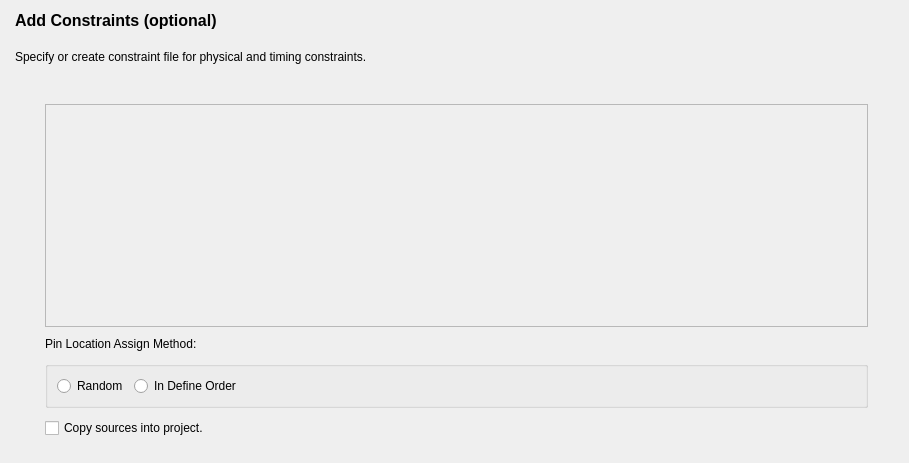
Old version of the form src/NewProject/add_constraints_form.ui in the repository os-fpga/FOEDAG.
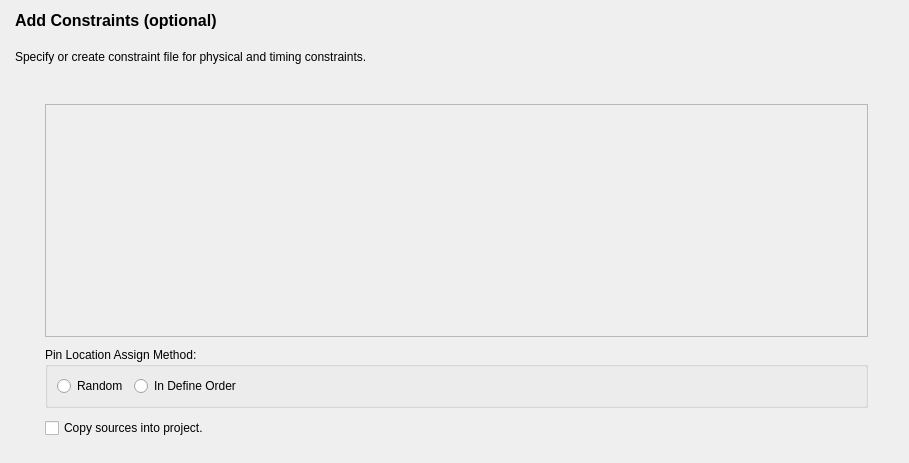
New version of the form.

What changed in the file:
```diff
--- a/src/NewProject/add_constraints_form.ui
+++ b/src/NewProject/add_constraints_form.ui
@@ -62,7 +62,7 @@
       <number>30</number>
      </property>
      <item>
-      <layout class="QVBoxLayout" name="verticalLayout" stretch="90,0,0,10">
+      <layout class="QVBoxLayout" name="verticalLayout" stretch="90,0,10">
        <property name="spacing">
         <number>10</number>
        </property>
@@ -85,21 +85,14 @@
          </property>
         </widget>
        </item>
-       <item>
-        <widget class="QLabel" name="label">
-         <property name="text">
-          <string>Pin Location Assign Method:</string>
-         </property>
-        </widget>
-       </item>
        <item>
         <widget class="QGroupBox" name="groupBox">
          <property name="title">
-          <string/>
+          <string>Pin Location Assign Method:</string>
          </property>
-         <layout class="QHBoxLayout" name="horizontalLayout_3">
+         <layout class="QHBoxLayout" name="horizontalLayout_4">
           <item>
-           <layout class="QHBoxLayout" name="horizontalLayout">
+           <layout class="QHBoxLayout" name="horizontalLayout_3">
             <item>
              <widget class="QRadioButton" name="select_random">
               <property name="text">
```
